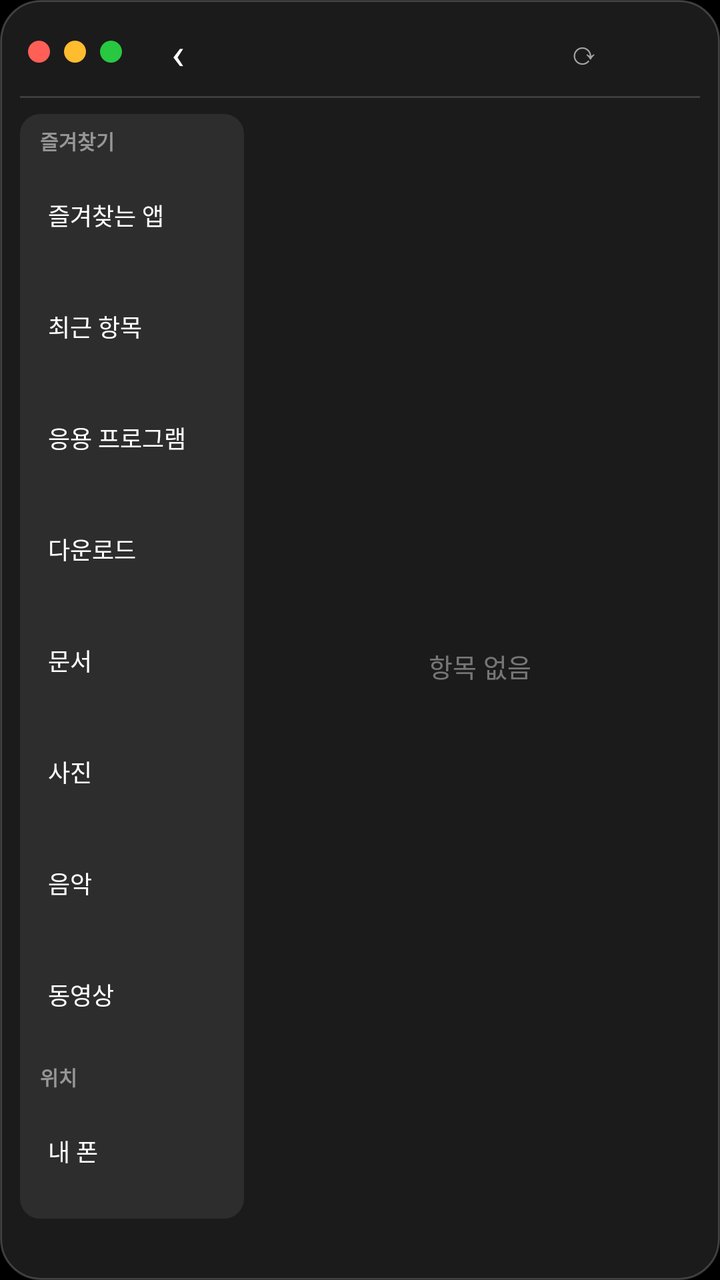
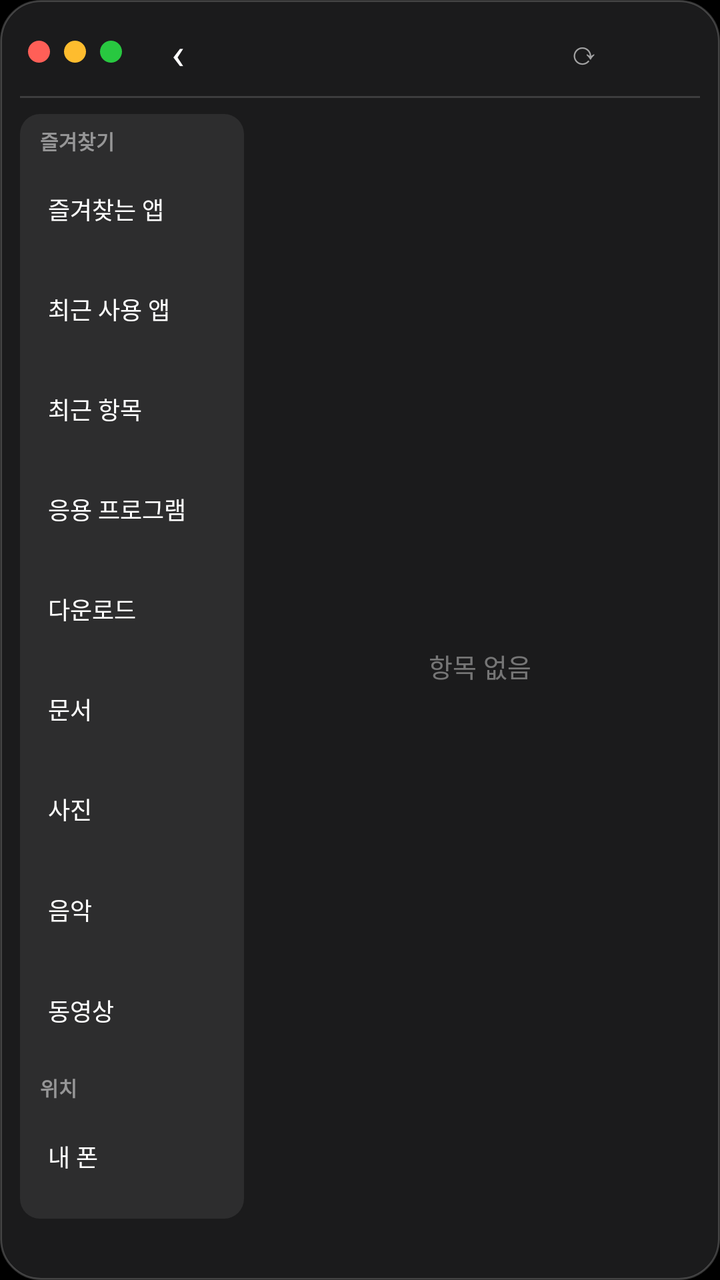

Compare the two renders of this Android layout. The source of the first and the diff that turns it into the second are given below.
<!-- AndroidManifest.xml: application theme Theme.MacLauncher -->
<!-- res/layout/widget_finder.xml -->
<?xml version="1.0" encoding="utf-8"?>
<LinearLayout xmlns:android="http://schemas.android.com/apk/res/android"
    android:layout_width="match_parent"
    android:layout_height="match_parent"
    android:background="@drawable/widget_bg"
    android:orientation="vertical"
    android:padding="10dp">

    
    <LinearLayout
        android:layout_width="match_parent"
        android:layout_height="32dp"
        android:gravity="center_vertical"
        android:orientation="horizontal">

        <ImageView android:layout_width="11dp" android:layout_height="11dp" android:layout_marginStart="4dp" android:src="@drawable/dot_red" />
        <ImageView android:layout_width="11dp" android:layout_height="11dp" android:layout_marginStart="7dp" android:src="@drawable/dot_yellow" />
        <ImageView android:layout_width="11dp" android:layout_height="11dp" android:layout_marginStart="7dp" android:src="@drawable/dot_green" />

        <TextView
            android:id="@+id/finder_back"
            android:layout_width="36dp"
            android:layout_height="match_parent"
            android:layout_marginStart="10dp"
            android:gravity="center"
            android:text="‹"
            android:textColor="#FFFFFF"
            android:textSize="22sp" />

        <TextView
            android:id="@+id/finder_title"
            android:layout_width="0dp"
            android:layout_height="wrap_content"
            android:layout_weight="1"
            android:ellipsize="middle"
            android:gravity="center"
            android:singleLine="true"
            android:textColor="#FFFFFF"
            android:textSize="14sp"
            android:textStyle="bold" />

        
        <TextView
            android:id="@+id/finder_refresh"
            android:layout_width="36dp"
            android:layout_height="match_parent"
            android:layout_marginEnd="40dp"
            android:gravity="center"
            android:text="⟳"
            android:textColor="#99FFFFFF"
            android:textSize="16sp" />
    </LinearLayout>

    <ImageView
        android:layout_width="match_parent"
        android:layout_height="1dp"
        android:layout_marginTop="6dp"
        android:layout_marginBottom="8dp"
        android:src="@drawable/widget_divider" />

    <LinearLayout
        android:layout_width="match_parent"
        android:layout_height="0dp"
        android:layout_weight="1"
        android:orientation="horizontal">

        
        <LinearLayout
            android:id="@+id/finder_sidebar"
            android:layout_width="112dp"
            android:layout_height="match_parent"
            android:background="@drawable/finder_sidebar_bg"
            android:orientation="vertical"
            android:padding="6dp">

            <TextView style="@style/FinderSideHeader" android:text="즐겨찾기" />
            <TextView
                android:id="@+id/side_favorites"
                style="@style/FinderSideItem"
                android:text="즐겨찾는 앱" />
            <TextView
                android:id="@+id/side_recent"
                style="@style/FinderSideItem"
                android:text="최근 항목" />
            <TextView
                android:id="@+id/side_apps"
                style="@style/FinderSideItem"
                android:text="응용 프로그램" />
            <TextView
                android:id="@+id/side_download"
                style="@style/FinderSideItem"
                android:text="다운로드" />
            <TextView
                android:id="@+id/side_documents"
                style="@style/FinderSideItem"
                android:text="문서" />
            <TextView
                android:id="@+id/side_photos"
                style="@style/FinderSideItem"
                android:text="사진" />
            <TextView
                android:id="@+id/side_music"
                style="@style/FinderSideItem"
                android:text="음악" />
            <TextView
                android:id="@+id/side_movies"
                style="@style/FinderSideItem"
                android:text="동영상" />

            <TextView style="@style/FinderSideHeader" android:layout_marginTop="6dp" android:text="위치" />
            <TextView
                android:id="@+id/side_phone"
                style="@style/FinderSideItem"
                android:text="내 폰" />
        </LinearLayout>

        <FrameLayout
            android:layout_width="0dp"
            android:layout_height="match_parent"
            android:layout_marginStart="8dp"
            android:layout_weight="1">

            <GridView
                android:id="@+id/finder_grid"
                android:layout_width="match_parent"
                android:layout_height="match_parent"
                android:columnWidth="76dp"
                android:numColumns="auto_fit"
                android:stretchMode="columnWidth"
                android:verticalSpacing="4dp" />

            <TextView
                android:id="@+id/finder_empty"
                android:layout_width="match_parent"
                android:layout_height="match_parent"
                android:gravity="center"
                android:text="항목 없음"
                android:textColor="#66FFFFFF"
                android:textSize="13sp" />

            <TextView
                android:id="@+id/finder_permission"
                android:layout_width="match_parent"
                android:layout_height="match_parent"
                android:gravity="center"
                android:padding="12dp"
                android:text="파일을 보려면 '모든 파일 접근' 권한이 필요해요\n\n탭해서 허용하기"
                android:textColor="#FFFFFF"
                android:textSize="13sp"
                android:visibility="gone" />
        </FrameLayout>
    </LinearLayout>

    <TextView
        android:id="@+id/finder_footer"
        android:layout_width="match_parent"
        android:layout_height="wrap_content"
        android:layout_marginTop="6dp"
        android:gravity="center"
        android:textColor="#99FFFFFF"
        android:textSize="11sp" />
</LinearLayout>
<!-- resources referenced by this layout -->
<resources>
  <!-- drawable dot_green (drawable) -->
  <?xml version="1.0" encoding="utf-8"?>
  <shape xmlns:android="http://schemas.android.com/apk/res/android" android:shape="oval">
      <solid android:color="#28C840" />
      <size android:width="11dp" android:height="11dp" />
  </shape>
  <!-- drawable dot_red (drawable) -->
  <?xml version="1.0" encoding="utf-8"?>
  <shape xmlns:android="http://schemas.android.com/apk/res/android" android:shape="oval">
      <solid android:color="#FF5F57" />
      <size android:width="11dp" android:height="11dp" />
  </shape>
  <!-- drawable dot_yellow (drawable) -->
  <?xml version="1.0" encoding="utf-8"?>
  <shape xmlns:android="http://schemas.android.com/apk/res/android" android:shape="oval">
      <solid android:color="#FEBC2E" />
      <size android:width="11dp" android:height="11dp" />
  </shape>
  <!-- drawable finder_sidebar_bg (drawable) -->
  <?xml version="1.0" encoding="utf-8"?>
  <shape xmlns:android="http://schemas.android.com/apk/res/android" android:shape="rectangle">
      <solid android:color="#14FFFFFF" />
      <corners android:radius="10dp" />
  </shape>
  <!-- drawable widget_bg (drawable) -->
  <?xml version="1.0" encoding="utf-8"?>
  <shape xmlns:android="http://schemas.android.com/apk/res/android" android:shape="rectangle">
      <solid android:color="#E61E1E20" />
      <stroke android:width="1dp" android:color="#33FFFFFF" />
      <corners android:radius="20dp" />
  </shape>
  <!-- drawable widget_divider (drawable) -->
  <?xml version="1.0" encoding="utf-8"?>
  <shape xmlns:android="http://schemas.android.com/apk/res/android" android:shape="rectangle">
      <solid android:color="#26FFFFFF" />
  </shape>
  <style name="FinderSideHeader">
          <item name="android:layout_width">match_parent</item>
          <item name="android:layout_height">wrap_content</item>
          <item name="android:paddingStart">4dp</item>
          <item name="android:paddingBottom">2dp</item>
          <item name="android:textColor">#80FFFFFF</item>
          <item name="android:textSize">10sp</item>
          <item name="android:textStyle">bold</item>
      </style>
  <style name="FinderSideItem">
          <item name="android:layout_width">match_parent</item>
          <item name="android:layout_height">0dp</item>
          <item name="android:layout_weight">1</item>
          <item name="android:maxHeight">30dp</item>
          <item name="android:gravity">center_vertical</item>
          <item name="android:paddingStart">8dp</item>
          <item name="android:singleLine">true</item>
          <item name="android:textColor">#FFFFFF</item>
          <item name="android:textSize">12sp</item>
      </style>
  <style name="Theme.MacLauncher" parent="android:Theme.Material.NoActionBar">
          <item name="android:windowBackground">@android:color/black</item>
          <item name="android:statusBarColor">@android:color/transparent</item>
          <item name="android:navigationBarColor">@android:color/transparent</item>
      </style>
</resources>

<!-- the commit's change to res/layout/widget_finder.xml (unified diff, before → after) -->
@@ -78,6 +78,10 @@
                 android:id="@+id/side_favorites"
                 style="@style/FinderSideItem"
                 android:text="즐겨찾는 앱" />
+            <TextView
+                android:id="@+id/side_recent_apps"
+                style="@style/FinderSideItem"
+                android:text="최근 사용 앱" />
             <TextView
                 android:id="@+id/side_recent"
                 style="@style/FinderSideItem"
